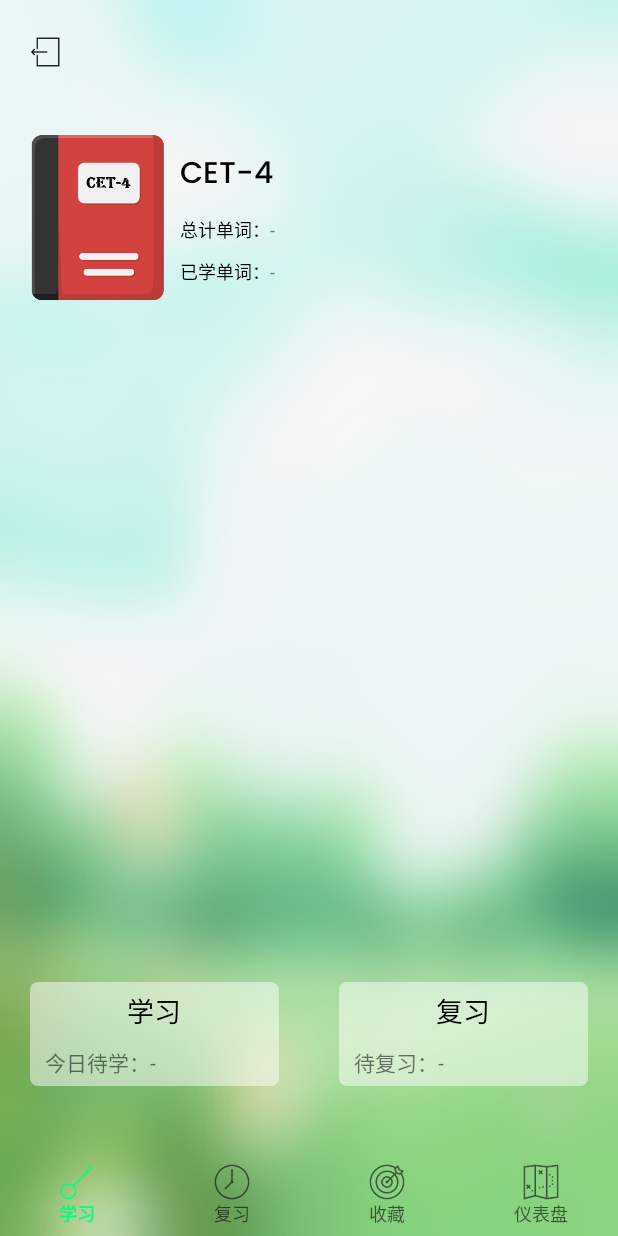
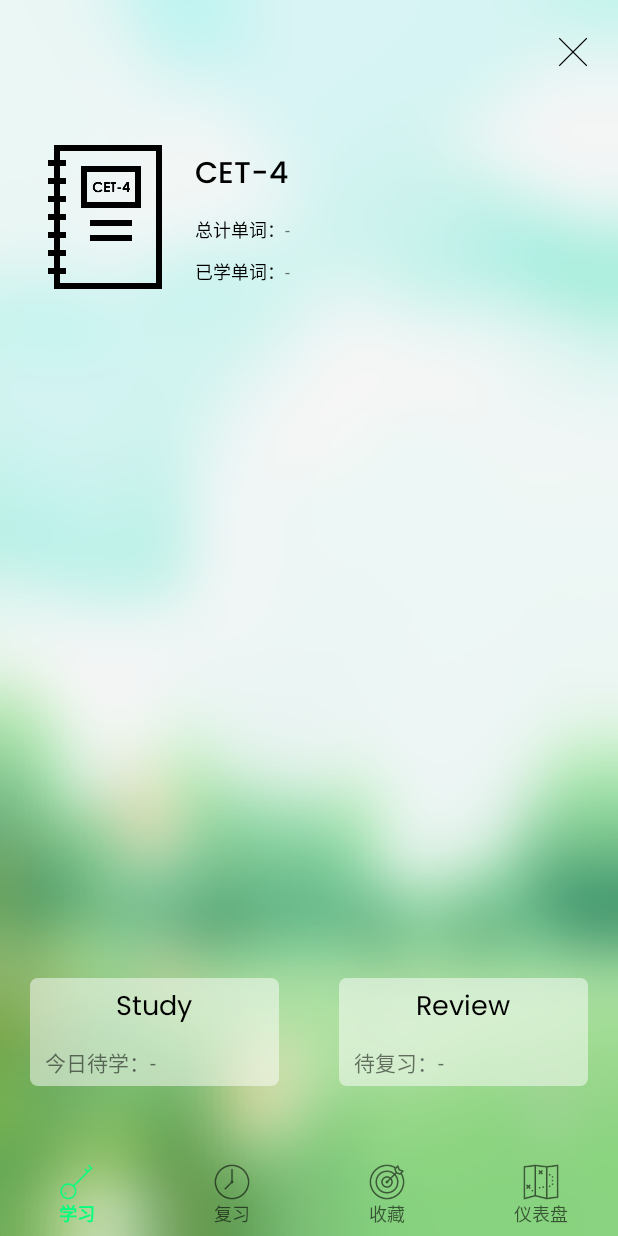
Before and after one commit to chenzan01/WordsDiary, an Android app: the StudyInfoFragment screen opened through its navigation route, on a phone screen of 412 x 824 dp. Run offline under Robolectric (Android 15) with nearby library versions, the phone set to English and light mode, and no system bars; our stand-ins replace navigation-ui; libraries missing offline, so code that uses them is left out: com.alibaba.fastjson.

Commit message:
【修改代码】返回键UI优化

```diff
--- a/app/src/main/java/com/zanchen/develop/wordsdiary/fragment/dictionary/DictionaryFragment.java
+++ b/app/src/main/java/com/zanchen/develop/wordsdiary/fragment/dictionary/DictionaryFragment.java
@@ -4,6 +4,7 @@ import androidx.lifecycle.MutableLiveData;
 import androidx.lifecycle.ViewModelProvider;
 
 import android.content.Context;
+import android.graphics.Color;
 import android.os.Bundle;
 
 import androidx.annotation.NonNull;
@@ -38,6 +39,7 @@ public class DictionaryFragment extends Fragment {
     private Context mContext;
 
     //定义控件
+    private LinearLayout mLayoutBack;
     private ImageButton mImageBtnBack;
     private SearchView searchView;
     private TextView mTextWordName;
@@ -61,6 +63,7 @@ public class DictionaryFragment extends Fragment {
         mContext = getContext();
 
         //绑定UI组件
+        mLayoutBack = binding.layoutDictionaryFragmentBack;
         mImageBtnBack = binding.imageBtnDictionaryFragmentBack;
         searchView = binding.searchViewDictionary;
         mTextWordName = binding.textDictionaryFragmentWordname;
@@ -102,6 +105,7 @@ public class DictionaryFragment extends Fragment {
     }
 
     public View.OnClickListener onClickBack = v -> {
+        mLayoutBack.setBackgroundColor(Color.RED);
         //返回主页
         Navigation.findNavController(v).navigate(R.id.action_dictionaryFragment_to_navigation_study);
     };
--- a/app/src/main/res/layout/fragment_study_info.xml
+++ b/app/src/main/res/layout/fragment_study_info.xml
@@ -12,6 +12,7 @@
         android:layout_width="match_parent"
         android:layout_height="70dp"
         android:orientation="horizontal"
+        android:gravity="end"
         app:layout_constraintTop_toTopOf="parent"
         app:layout_constraintStart_toStartOf="parent"
         app:layout_constraintEnd_toEndOf="parent">
@@ -21,8 +22,8 @@
             android:layout_width="20dp"
             android:layout_height="20dp"
             android:layout_gravity="center_vertical"
-            android:layout_marginStart="20dp"
-            android:background="@drawable/ic_back"
+            android:layout_marginEnd="20dp"
+            android:background="@drawable/ic_exit"
             android:contentDescription="@string/back" />
 
     </LinearLayout>
@@ -41,10 +42,10 @@
         >
         <ImageView
             android:id="@+id/imageView_studyInfoFragment_currentBook"
-            android:layout_width="90dp"
-            android:layout_height="120dp"
+            android:layout_width="100dp"
+            android:layout_height="100dp"
             android:layout_marginStart="10dp"
-            android:background="@drawable/ic_cet4"
+            android:background="@drawable/ic_book_cet4"
             android:layout_gravity="center_vertical"/>
         <LinearLayout
             android:layout_width="0dp"
@@ -152,14 +153,14 @@
             <TextView
                 android:layout_width="match_parent"
                 android:layout_height="wrap_content"
+                android:layout_marginStart="30dp"
                 android:layout_marginTop="5dp"
-                android:layout_marginStart="30dp"
                 android:layout_marginEnd="30dp"
+                android:fontFamily="@font/poppins"
+                android:text="@string/学习"
                 android:textAlignment="center"
-                android:text="@string/学习"
-                android:textSize="18sp"
                 android:textColor="@color/black"
-                />
+                android:textSize="18sp" />
 
             <LinearLayout
                 android:layout_marginTop="10dp"
@@ -210,6 +211,7 @@
                 android:layout_marginStart="30dp"
                 android:layout_marginEnd="30dp"
                 android:textAlignment="center"
+                android:fontFamily="@font/poppins"
                 android:text="@string/复习"
                 android:textSize="18sp"
                 android:textColor="@color/black"
--- a/app/src/main/res/layout/fragment_word_info.xml
+++ b/app/src/main/res/layout/fragment_word_info.xml
@@ -20,7 +20,7 @@
             android:layout_width="40dp"
             android:layout_height="40dp"
             android:layout_marginStart="10dp"
-            android:background="@drawable/ic_back"/>
+            android:background="@drawable/ic_exit"/>
 
         <View
             android:layout_width="0dp"
--- a/app/src/main/res/values/strings.xml
+++ b/app/src/main/res/values/strings.xml
@@ -9,8 +9,8 @@
     <string name="当前词书">当前词书：</string>
     <string name="总计单词">总计单词：</string>
     <string name="已学单词">已学单词：</string>
-    <string name="学习">学习</string>
-    <string name="复习">复习</string>
+    <string name="学习">Study</string>
+    <string name="复习">Review</string>
     <string name="今日待学">今日待学：</string>
     <string name="待复习">待复习：</string>
     <string name="词书图片">词书图片</string>
```
Also changed, not shown: app/src/main/res/layout/fragment_dictionary.xml (+19 -12 lines), app/src/main/res/drawable/ic_book_cet4.png (added), app/src/main/res/drawable/ic_cet4.png (deleted), app/src/main/res/drawable/ic_exit.png (added).
